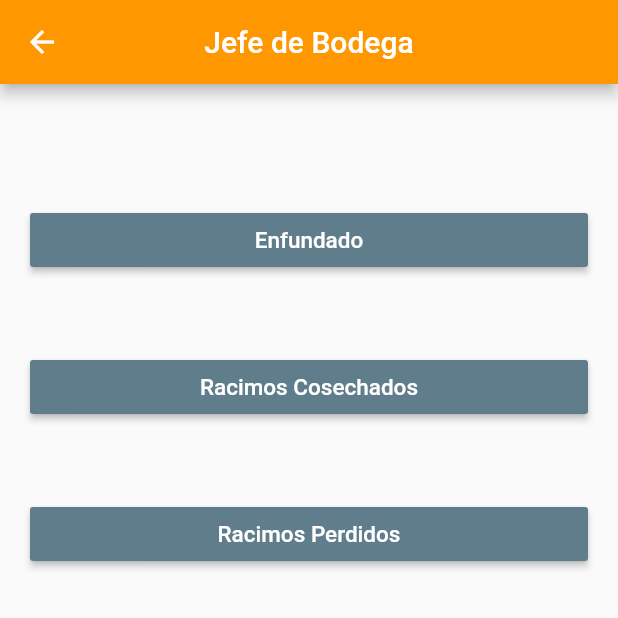
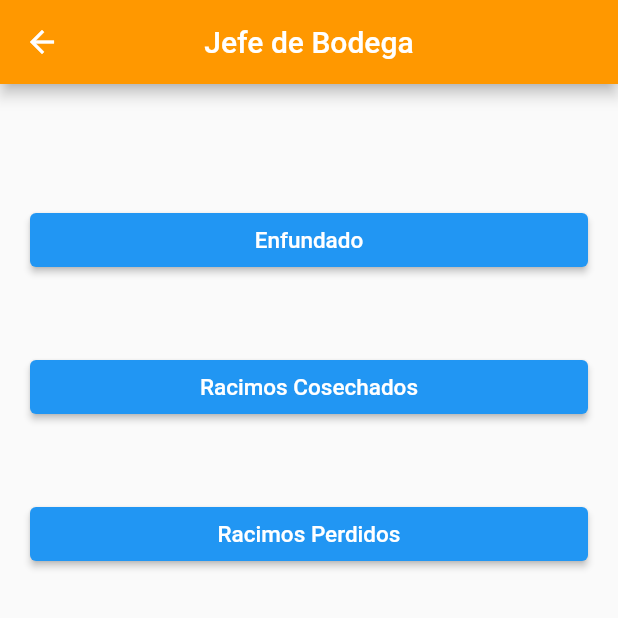
Before and after one commit to BanavanMovil/banavanMovil, a Flutter app: the JBodegaVista screen opened directly, on a phone screen of 412 x 824 dp, the top half of it. Run offline on Flutter 3.47's test engine with Material 2 defaults, Android fonts, the light colour scheme and no system bars; our stand-ins replace dropdown_formfield, sentry, sentry_flutter, splashscreen; network calls fail.

Commit message:
Adaptación de colores

```diff
--- a/lib/historialJCampo.dart
+++ b/lib/historialJCampo.dart
@@ -22,7 +22,7 @@ class _HistorialJCState extends State<HistorialJC> {
     return Scaffold(
       appBar: AppBar(
         title: Text('Historial de Cosecha'),
-        backgroundColor: Colors.blue.shade200,
+        backgroundColor: Colors.orange,
       ),
       body: RefreshIndicator(
         onRefresh: () => _bloc.fetchAllDailyInfo(),
--- a/lib/mainJBodega.dart
+++ b/lib/mainJBodega.dart
@@ -42,13 +42,13 @@ class _JBodegaVista extends State<JBodegaVista> {
                     fallbackWidth: 100,
                     color: Colors.transparent,
                   ),
-                  new RaisedButton(
-                    disabledColor: Colors.white,
+                  new ElevatedButton(
+                    //disabledColor: Colors.white,
                     child: Text("Enfundado",
                         textAlign: TextAlign.center,
                         style: TextStyle(fontSize: 15, color: Colors.white)),
-                    splashColor: Colors.white,
-                    color: Colors.blueGrey,
+                    //splashColor: Colors.white,
+                    //color: Colors.blueGrey,
                     onPressed: ingresarEnfundado,
                   ),
                   Placeholder(
@@ -56,13 +56,13 @@ class _JBodegaVista extends State<JBodegaVista> {
                     fallbackWidth: 100,
                     color: Colors.transparent,
                   ),
-                  new RaisedButton(
-                    disabledColor: Colors.white,
+                  new ElevatedButton(
+                    //disabledColor: Colors.white,
                     child: Text("Racimos Cosechados",
                         textAlign: TextAlign.center,
                         style: TextStyle(fontSize: 15, color: Colors.white)),
-                    splashColor: Colors.white,
-                    color: Colors.blueGrey,
+                    //splashColor: Colors.white,
+                    //color: Colors.blueGrey,
                     onPressed: ingresarRacimos,
                   ),
                   Placeholder(
@@ -70,13 +70,13 @@ class _JBodegaVista extends State<JBodegaVista> {
                     fallbackWidth: 100,
                     color: Colors.transparent,
                   ),
-                  new RaisedButton(
-                    disabledColor: Colors.white,
+                  new ElevatedButton(
+                    //disabledColor: Colors.white,
                     child: Text("Racimos Perdidos",
                         textAlign: TextAlign.center,
                         style: TextStyle(fontSize: 15, color: Colors.white)),
-                    splashColor: Colors.white,
-                    color: Colors.blueGrey,
+                    //splashColor: Colors.white,
+                    //color: Colors.blueGrey,
                     onPressed: ingresarPerdidos,
                   ),
                   SizedBox(height: 10.0),
--- a/lib/mainJCampo.dart
+++ b/lib/mainJCampo.dart
@@ -28,7 +28,7 @@ class _MainJCampoState extends State<MainJCampo> {
         key: globalKey,
         appBar: AppBar(
           title: Text('Jefe de Campo'),
-          backgroundColor: Colors.blue.shade600,
+          backgroundColor: Colors.orange,
           centerTitle: true,
         ),
         body: Padding(
--- a/lib/solicitudJCampo.dart
+++ b/lib/solicitudJCampo.dart
@@ -47,7 +47,7 @@ class SolicitudJCState extends State<SolicitudJC> {
             style: TextStyle(
                 fontWeight: FontWeight.bold, color: Colors.white, fontSize: 15),
           ),
-          backgroundColor: Colors.blue.shade600,
+          backgroundColor: Colors.orange,
           centerTitle: true,
         ),
         body: Center(
--- a/lib/vistaPerdidosJBodega.dart
+++ b/lib/vistaPerdidosJBodega.dart
@@ -99,7 +99,7 @@ class _PerdidosVistaState extends State<PerdidosVista> {
   Widget botonPerdido() {
     //if (globals.isLoggedIn) {
     return FloatingActionButton(
-      backgroundColor: Colors.blue[900],
+      backgroundColor: Colors.orange,
       onPressed: () {
         //if (globals.isLoggedIn) {
         Navigator.push(context, MaterialPageRoute(builder: (context) {
--- a/lib/vistaRacimosJBodega.dart
+++ b/lib/vistaRacimosJBodega.dart
@@ -98,7 +98,7 @@ class _RacimosVistaState extends State<RacimosVista> {
   Widget botonCosechado() {
     //if (globals.isLoggedIn) {
     return FloatingActionButton(
-      backgroundColor: Colors.blue[900],
+      backgroundColor: Colors.orange,
       onPressed: () {
         //if (globals.isLoggedIn) {
         Navigator.push(context, MaterialPageRoute(builder: (context) {
```
Also changed, not shown: lib/login.dart (+5 -5 lines).
